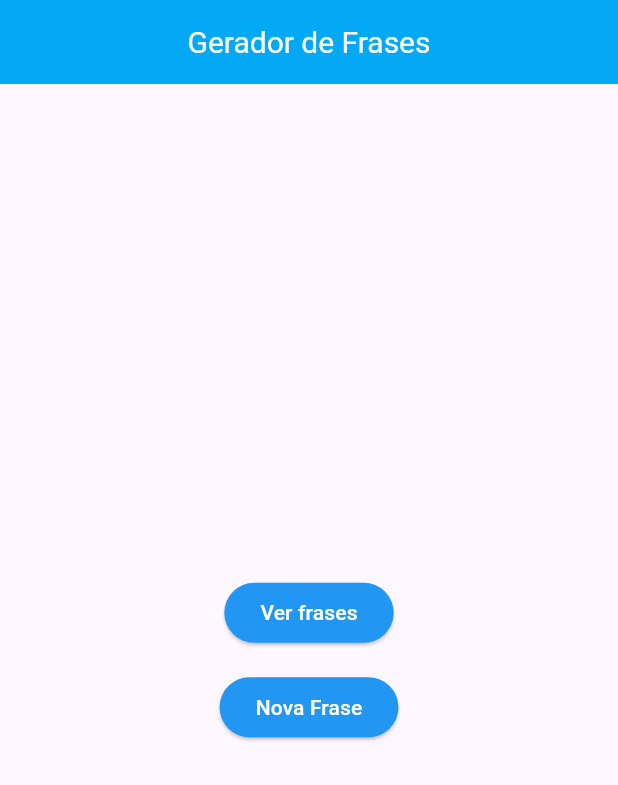
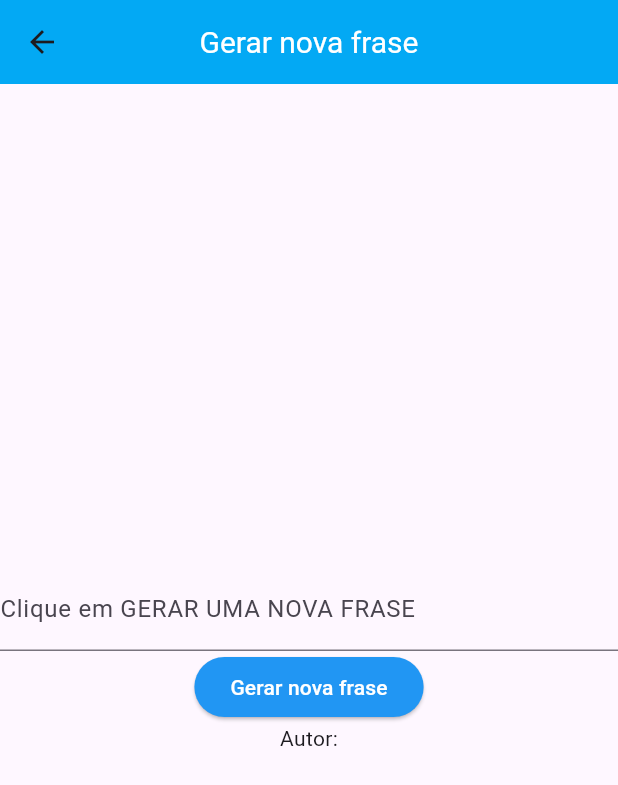
Before and after one commit to renansaccon/notepad_flutter, a Flutter app: the screen it shows after launch, after a tap on "Nova Frase", on a phone screen of 412 x 824 dp. Shown: the top 785 px of the screen. Run offline on Flutter 3.47's test engine with Material 3 defaults, Android fonts, the phone set to English and light mode, and no system bars; our stand-ins replace dio, logger, retrofit; generated files the repository leaves out were written again; network calls fail.

Commit message:
Consumindo api de frases

```diff
--- /dev/null
+++ b/lib/config/routes.dart
@@ -0,0 +1,3 @@
+const homeRoute = "/";
+const newRoute = "/new";
+const savedRoute = "/saved";
--- a/lib/main.dart
+++ b/lib/main.dart
@@ -1,5 +1,10 @@
 import 'package:flutter/material.dart';
+import 'package:myapp/config/routes.dart';
+import 'package:myapp/new/home.dart';
+import 'package:myapp/new/new_controller.dart';
 import 'package:myapp/themes/theme.dart';
+import 'package:provider/provider.dart';
+
 
 void main() {
   runApp(const Notepad());
@@ -11,7 +16,14 @@ class Notepad extends StatelessWidget {
   @override
   Widget build(BuildContext context) {
     return MaterialApp(
-      home: HomePage(),
+      initialRoute: homeRoute,
+      routes: {
+        homeRoute: (context) => HomePage(),
+        newRoute: (context) => ChangeNotifierProvider(
+            create: (context) => NewPhraseController(),
+            child: newHome(),
+        )
+      },
     );
   }
 }
@@ -22,16 +34,26 @@ class Notepad extends StatelessWidget {
   Widget build(BuildContext context) {
     return Scaffold(
       appBar: AppBar(title: Text("Gerador de Frases"),titleTextStyle: TextStyle(color: newTheme.primaryColorDark, fontSize: 20),
-      centerTitle: true,
-      backgroundColor: newTheme.primaryColor,),
+        centerTitle: true,
+        backgroundColor: newTheme.primaryColor,),
       body: Center(
         child: Column(
           mainAxisAlignment: MainAxisAlignment.center,
           children: [
-            ElevatedButton(onPressed: (){}, child: Text("Ver frases", style: TextStyle(color: newTheme.primaryColorDark),), style: ElevatedButton.styleFrom(backgroundColor: newTheme.secondaryHeaderColor),//navegar para a rota
+            ElevatedButton(
+              onPressed: (){
+                Navigator.pushNamed(context, savedRoute);
+                },
+              child: Text("Ver frases", style: TextStyle(color: newTheme.primaryColorDark),),
+              style: ElevatedButton.styleFrom(backgroundColor: newTheme.secondaryHeaderColor),
             ),
             SizedBox(height: 15),
-            ElevatedButton(onPressed: (){}, child: Text("Nova Frase", style: TextStyle(color: newTheme.primaryColorDark),), style: ElevatedButton.styleFrom(backgroundColor: newTheme.secondaryHeaderColor),)
+            ElevatedButton(
+              onPressed: (){
+                Navigator.pushNamed(context, newRoute);
+              },
+              child: Text("Nova Frase", style: TextStyle(color: newTheme.primaryColorDark),),
+              style: ElevatedButton.styleFrom(backgroundColor: newTheme.secondaryHeaderColor),)
           ],
         ),
       ),
--- /dev/null
+++ b/lib/model/new_phrase.dart
@@ -0,0 +1,23 @@
+import 'package:json_annotation/json_annotation.dart';
+
+part 'new_phrase.g.dart';
+
+@JsonSerializable()
+class NewModelPhrase{
+  const NewModelPhrase({
+    this.q,
+    this.a,
+    this.h
+});
+
+  factory NewModelPhrase.fromJson(Map<String, dynamic> json) =>
+      _$NewModelPhraseFromJson(json);
+
+  final String? q;
+  final String? a;
+  final String? h;
+
+  Map<String, dynamic> toJson() => _$NewModelPhraseToJson(this);
+
+
+}
--- /dev/null
+++ b/lib/new/home.dart
@@ -0,0 +1,55 @@
+import 'package:flutter/material.dart';
+import 'package:dio/dio.dart';
+import 'package:logger/logger.dart';
+import 'package:myapp/new/new_controller.dart';
+import 'package:myapp/retrofit/rest_client.dart';
+import 'package:provider/provider.dart';
+import 'package:myapp/model/new_phrase.dart' as model;
+
+import '../themes/theme.dart';
+
+class newHome extends StatelessWidget {
+  newHome({super.key});
+
+  final TextEditingController _inputController = TextEditingController();
+
+  @override
+  Widget build(BuildContext context) {
+    final dio = Dio();
+    final client = RestClient(dio);
+    var logger = Logger();
+
+
+    return Scaffold(
+      appBar: AppBar(title: Text("Gerar nova frase"),titleTextStyle: TextStyle(color: newTheme.primaryColorDark, fontSize: 20),
+        centerTitle: true,
+        backgroundColor: newTheme.primaryColor,),
+      body: Center(
+        child: Column(
+          mainAxisAlignment: MainAxisAlignment.center,
+          children: [
+            TextFormField(
+              controller: _inputController,
+              decoration: const InputDecoration(
+                labelText: "Clique em GERAR UMA NOVA FRASE"
+              ),
+            ),
+            ElevatedButton(
+              onPressed:(){
+                Provider.of<NewPhraseController>(context, listen: false).generatePhrase();
+              },
+              child: Text("Gerar nova frase", style: TextStyle(color: newTheme.primaryColorDark)),
+              style: ElevatedButton.styleFrom(backgroundColor: newTheme.secondaryHeaderColor),//navegar para a rota
+            ),
+            Consumer<NewPhraseController>(
+                builder: (context, value, child){
+                  return
+                    Text('${value.phrase.toString()} Autor: ${value.author.toString()}');
+                }
+            )
+          ],
+        ),
+      ),
+    );
+  }
+}
--- /dev/null
+++ b/lib/new/new_controller.dart
@@ -0,0 +1,28 @@
+import 'package:flutter/material.dart';
+import 'package:myapp/model/new_phrase.dart' as model;
+import 'package:dio/dio.dart';
+
+import '../retrofit/rest_client.dart';
+
+class NewPhraseController extends ChangeNotifier{
+  String? phrase = "";
+  String? author = "";
+
+  void generatePhrase() async {
+    try {
+      final dio = Dio();
+      final client = RestClient(dio);
+      final List<model.NewModelPhrase> response = await client.getNewPhrase();
+
+      if (response.isNotEmpty) {
+        phrase = response[0].q;
+        author = response[0].a;
+        notifyListeners();
+      }
+    }
+    catch (e){
+      print("Erro ao gerar a frase: $e");
+    }
+
+  }
+}
--- /dev/null
+++ b/lib/retrofit/rest_client.dart
@@ -0,0 +1,15 @@
+import 'package:dio/dio.dart';
+import 'package:myapp/model/new_phrase.dart';
+import 'package:retrofit/retrofit.dart';
+
+part 'rest_client.g.dart';
+
+@RestApi(baseUrl: 'https://zenquotes.io')
+abstract class RestClient {
+  factory RestClient(Dio dio, {String? baseUrl}) = _RestClient;
+
+  @GET('/api/random')
+  Future<List<NewModelPhrase>> getNewPhrase();
+
+
+}
--- a/pubspec.yaml
+++ b/pubspec.yaml
@@ -40,6 +40,8 @@ dependencies:
   drift: ^2.21.0
   drift_flutter: ^0.1.0
   sqlite3: ^2.4.6
+  provider: ^6.1.2
+  logger: ^2.5.0
 
 dev_dependencies:
   flutter_test:
```
Also changed, not shown: lib/saved/home.dart (added), pubspec.lock.
